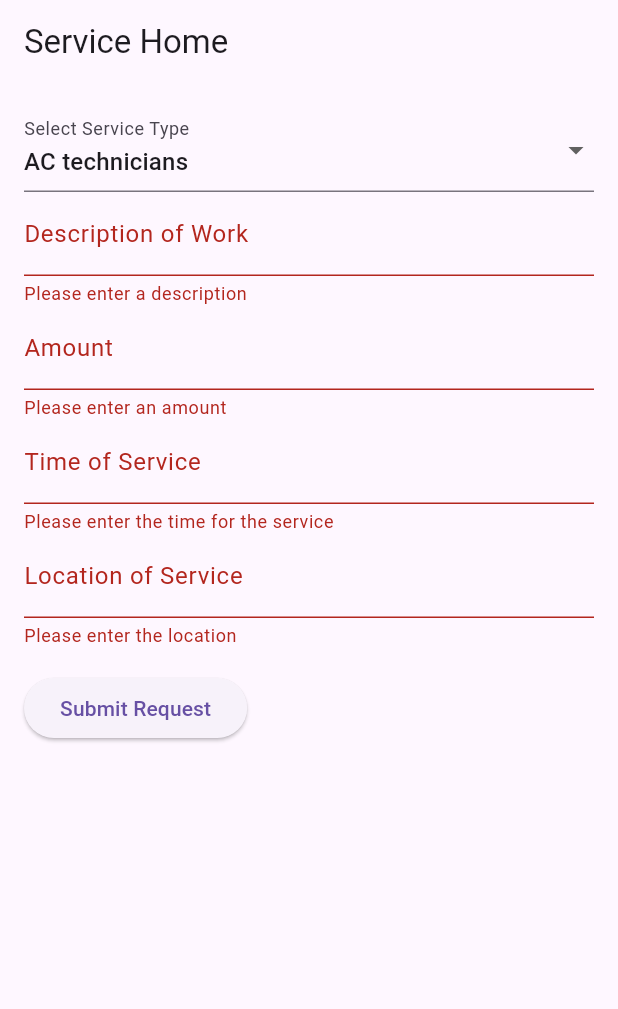
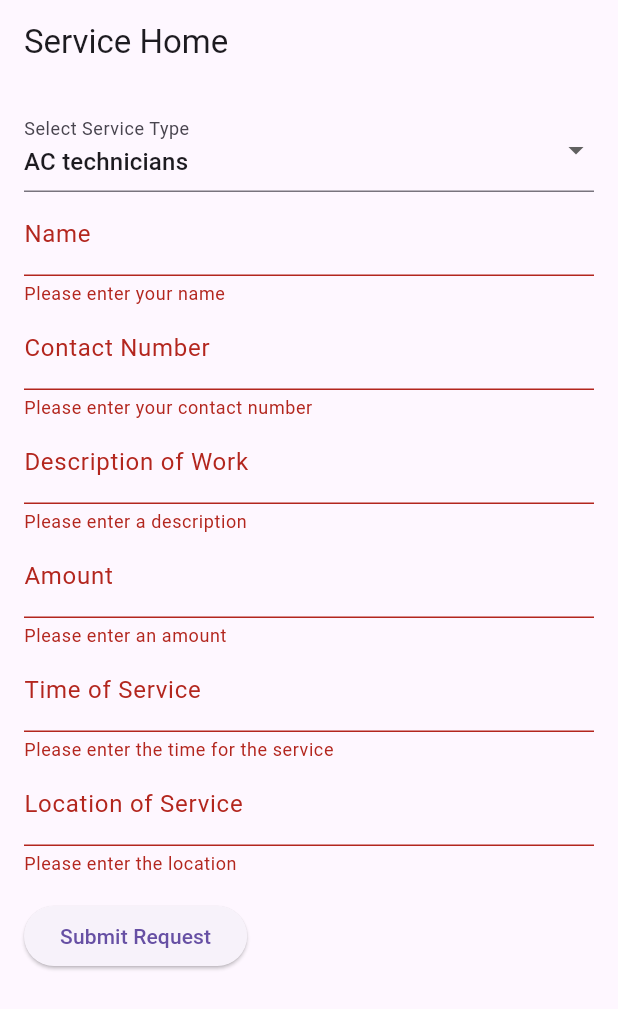
Before and after one commit to Likhitha494/hackathon, a Flutter app: the ServiceHome screen opened directly, after a tap on "Submit Request", on a phone screen of 412 x 824 dp. Shown: the top 1009 px of the screen. Run offline on Flutter 3.47's test engine with Material 3 defaults, Android fonts, the phone set to English and light mode, and no system bars; our stand-ins replace cloud_firestore, firebase_auth, firebase_core, flutter_spinkit, google_sign_in, image_picker and 2 more; missing offline and left inert: dart:ffi; accounts and stored records are empty.

Commit message:
contact and name

```diff
--- a/lib/service_home.dart
+++ b/lib/service_home.dart
@@ -1,3 +1,5 @@
+import 'dart:ffi';
+
 import 'package:flutter/material.dart';
 import 'package:cloud_firestore/cloud_firestore.dart';
 import 'package:firebase_auth/firebase_auth.dart';
@@ -10,6 +12,8 @@ class ServiceHome extends StatefulWidget {
 
 class _ServiceHomeState extends State<ServiceHome> {
   final _formKey = GlobalKey<FormState>();
+  final _nameController=TextEditingController();
+  final _contactNumberController=TextEditingController();
   final _descriptionController = TextEditingController();
   final _amountController = TextEditingController();
   final _timeController = TextEditingController();
@@ -146,6 +150,30 @@ class _ServiceHomeState extends State<ServiceHome> {
                   return null;
                 },
               ),
+              TextFormField(
+                controller: _nameController,
+                decoration: InputDecoration(labelText: 'Name'),
+                validator: (value) {
+                  if (value == null || value.isEmpty) {
+                    return 'Please enter your name';
+                  }
+                  return null;
+                },
+              ),
+              TextFormField(
+                controller: _contactNumberController,
+                decoration: InputDecoration(labelText: 'Contact Number'),
+                keyboardType: TextInputType.phone,
+                validator: (value) {
+                  if (value == null || value.isEmpty) {
+                    return 'Please enter your contact number';
+                  }
+                  if (!RegExp(r'^\d{10}$').hasMatch(value)) {
+                    return 'Please enter a valid 10-digit contact number';
+                  }
+                  return null;
+                },
+              ),
               // Description field
               TextFormField(
                 controller: _descriptionController,
--- a/lib/slpash_screen.dart
+++ b/lib/slpash_screen.dart
@@ -103,7 +103,7 @@ class _SplashScreenState extends State<SplashScreen> {
                     crossAxisAlignment: CrossAxisAlignment.center,
                     children: [
                       // Lottie animation
-                      Text("hello"),
+                      Text("VAP Team"),
                       const SizedBox(height: 20),
                       // Title
                       Text(
```
